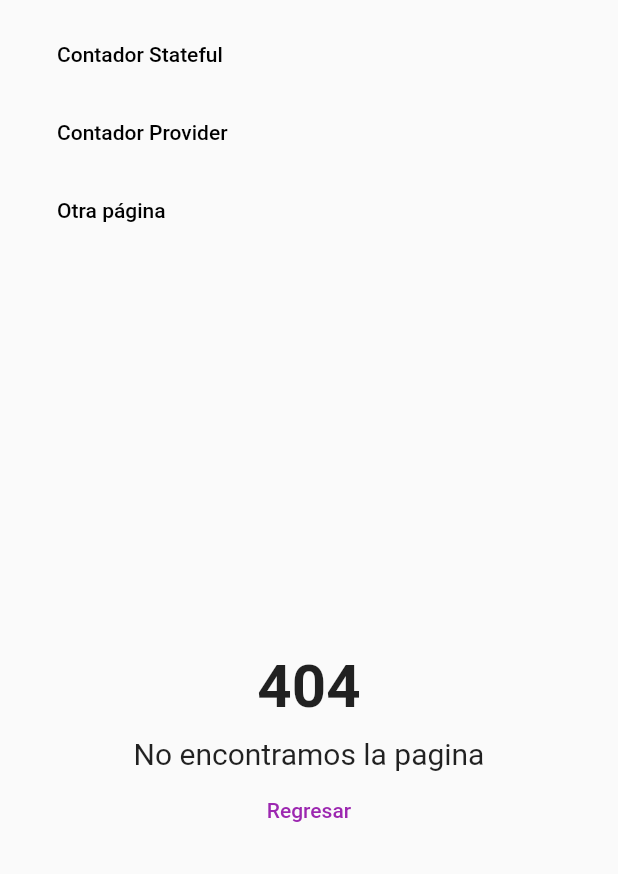
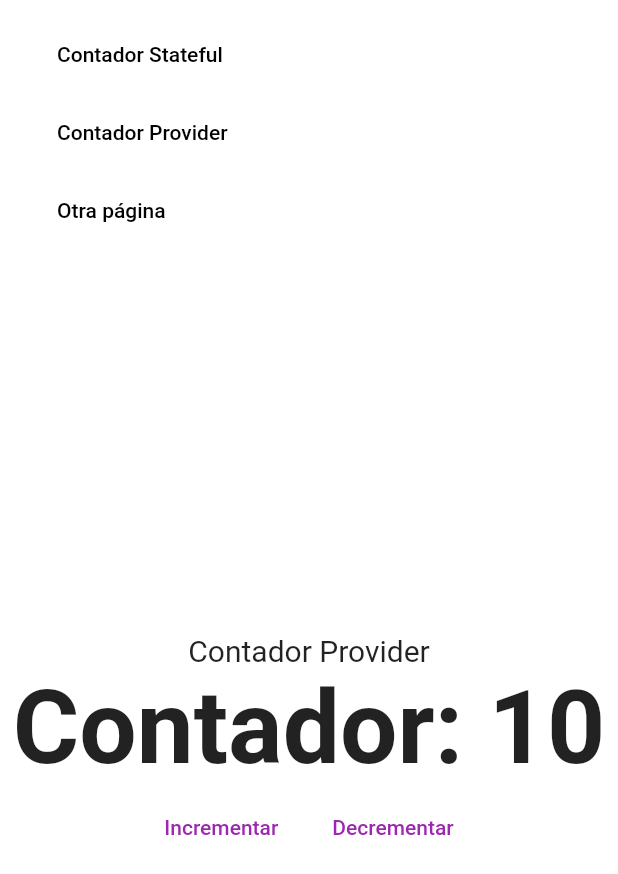
Before and after one commit to JrGustavo/Navigation_Flutter_Web, a Flutter app: the screen it shows after launch, after a tap on "Contador Provider", on a phone screen of 412 x 824 dp. Shown: the top 874 px of the screen. Run offline on Flutter 3.47's test engine with Material 2 defaults, Android fonts, the phone set to English and light mode, and no system bars; our stand-ins replace fluro, get_it.

Commit message:
Actualizando las routes con flutor

```diff
--- a/lib/Views/counter_provider_view.dart
+++ b/lib/Views/counter_provider_view.dart
@@ -6,10 +6,17 @@ import '../ui/shared/custom_flat_button.dart';
 
 class CounterProviderView extends StatelessWidget {
 
+  final String base;
+
+  const CounterProviderView({
+    Key ? key,
+    required this.base,
+  }): super(key: key);
+
   @override
   Widget build(BuildContext context) {
     return ChangeNotifierProvider(
-        create:( _) => CounterProvider(),
+        create:( _) => CounterProvider(this.base),
         child: _CounterProviderPageView()
     );
 
--- a/lib/Views/counter_view.dart
+++ b/lib/Views/counter_view.dart
@@ -1,9 +1,15 @@
 import 'package:flutter/material.dart';
-import '../ui/shared/custom_app_menu.dart';
 import '../ui/shared/custom_flat_button.dart';
 
+class CounterView extends StatefulWidget {
 
-class CounterView extends StatefulWidget {
+  final String base;
+
+  const CounterView({
+    Key? key,
+  required this.base
+  }) : super(key: key);
+
   @override
   _CounterViewState createState() => _CounterViewState();
 }
@@ -11,6 +17,12 @@ class CounterView extends StatefulWidget {
 class _CounterViewState extends State<CounterView> {
 
   int Counter = 10;
+
+  @override
+  void initState() {
+    super.initState();
+    Counter = int.parse(widget.base);
+  }
   @override
   Widget build(BuildContext context) {
     return Column(
--- a/lib/main.dart
+++ b/lib/main.dart
@@ -1,11 +1,12 @@
 import 'package:bases_web/locator.dart';
-import 'package:bases_web/router/route_generator.dart';
+import 'package:bases_web/router/router.dart';
 import 'package:bases_web/services/navigator_service.dart';
 import 'package:bases_web/ui/layout/main_layout_page.dart';
 import 'package:flutter/material.dart';
 
 void main (){
   setupLocator();
+  Flurorouter.configureRoutes();
   runApp(MyApp());
 }
 
@@ -17,14 +18,17 @@ class MyApp extends StatelessWidget {
       title: 'RutasApp',
       initialRoute:'stateful',
 
-      onGenerateRoute:  RouteGenerator.generateRoute ,
+     // onGenerateRoute:  RouteGenerator.generateRoute ,
+      onGenerateRoute: Flurorouter.router.generator,
       navigatorKey: locator<NavigationService>().navigatorKey,
       builder:(  _, child){
         return MainLayoutPage(
           child: child ?? Container(),
         );
-
-      },
+    },
+        theme: ThemeData.light().copyWith(
+            scaffoldBackgroundColor: Colors.white
+        ),
     );
   }
 }
--- a/lib/providers/counter_provider.dart
+++ b/lib/providers/counter_provider.dart
@@ -1,7 +1,16 @@
+import 'dart:developer';
+
 import 'package:flutter/material.dart';
 
 class CounterProvider extends ChangeNotifier{
-  int _counter = 16 ;
+    int _counter = 16 ;
+
+    CounterProvider( String base ) {
+    if(int.tryParse(base) != null)
+        this._counter = int.parse(base);
+
+    }
+
 
 get counter => this._counter;
 
--- a/lib/router/route_generator.dart
+++ b/lib/router/route_generator.dart
@@ -1,9 +1,10 @@
+import 'package:bases_web/Views/counter_provider_view.dart';
+import 'package:bases_web/Views/counter_view.dart';
 import 'package:flutter/cupertino.dart';
 import 'package:flutter/material.dart';
 import 'package:flutter/foundation.dart' show kIsWeb;
-import 'package:bases_web/ui/pages/counter_page.dart';
-import '../ui/pages/counter_provider_page.dart';
-import '../ui/pages/page404.dart';
+import '../Views/view_404.dart';
+
 
 class RouteGenerator {
 
@@ -12,14 +13,14 @@ class RouteGenerator {
      switch(settings.name){
 
          case 'stateful':
-         return _fadeRoute(CounterPage(), 'stateful');
+         return _fadeRoute(CounterView(base: '5'), 'stateful');
 
        case 'provider':
-         return _fadeRoute(CounterProviderPage(), 'provider');
+         return _fadeRoute(CounterProviderView(base: '5',), 'provider');
 
 
        default:
-         return _fadeRoute(Page404(), '/404');
+         return _fadeRoute(View404(), '/404');
 
      }
   }
--- a/lib/router/route_handlers.dart
+++ b/lib/router/route_handlers.dart
@@ -0,0 +1,29 @@
+import 'package:fluro/fluro.dart';
+
+import '../Views/counter_provider_view.dart';
+import '../Views/counter_view.dart';
+import '../Views/view_404.dart';
+
+final   counterHandler =  Handler(
+    handlerFunc: (context, params) {
+      return CounterView(base: params['base']?.first??'5');
+    }
+);
+
+final   counterProviderHandler =  Handler(
+    handlerFunc: (context, params) {
+
+      return CounterProviderView(base: params['base']?.first??'10' );
+    }
+);
+
+final   dashboardUserHandler =  Handler(
+    handlerFunc: (context, params) {
+      print(params);
+      return View404();
+    }
+);
+//404
+final   pageNotFound =  Handler(
+    handlerFunc: (_ , __) => View404()
+);
--- a/lib/router/router.dart
+++ b/lib/router/router.dart
@@ -0,0 +1,25 @@
+import 'package:bases_web/router/route_handlers.dart';
+import 'package:fluro/fluro.dart';
+
+class Flurorouter {
+
+  static final FluroRouter router = new FluroRouter();
+
+  static void configureRoutes() {
+
+    router.define('/', handler: counterHandler, transitionType: TransitionType.fadeIn );
+
+    // Stateful Rotues
+    router.define('/stateful', handler: counterHandler, transitionType: TransitionType.fadeIn );
+    router.define('/stateful/:base', handler: counterHandler, transitionType: TransitionType.fadeIn );
+
+    // Provider Routes
+    router.define('/provider', handler: counterProviderHandler, transitionType: TransitionType.fadeIn );
+    router.define('/dashboard/users/:userid/:roleid', handler: dashboardUserHandler,transitionType: TransitionType.fadeIn);
+
+    // 404 - Not Page Found
+    router.notFoundHandler = pageNotFound;
+
+  }
+
+}
--- a/lib/ui/pages/counter_provider_page.dart
+++ b/lib/ui/pages/counter_provider_page.dart
@@ -10,7 +10,7 @@ class CounterProviderPage extends StatelessWidget {
   @override
   Widget build(BuildContext context) {
     return ChangeNotifierProvider(
-      create:( _) => CounterProvider(),
+      create:( _) => CounterProvider('5'),
         child: _CounterProviderPageBody()
     );
 
--- a/pubspec.yaml
+++ b/pubspec.yaml
@@ -35,6 +35,7 @@ dependencies:
   # The following adds the Cupertino Icons font to your application.
   # Use with the CupertinoIcons class for iOS style icons.
   cupertino_icons: ^1.0.5
+  fluro: ^2.0.3
   get_it: ^7.2.0
   provider: ^6.0.3
 
```
Also changed, not shown: lib/Views/view_404.dart (+5 -3 lines), lib/ui/shared/custom_app_menu.dart (+18 -1 lines), pubspec.lock.
